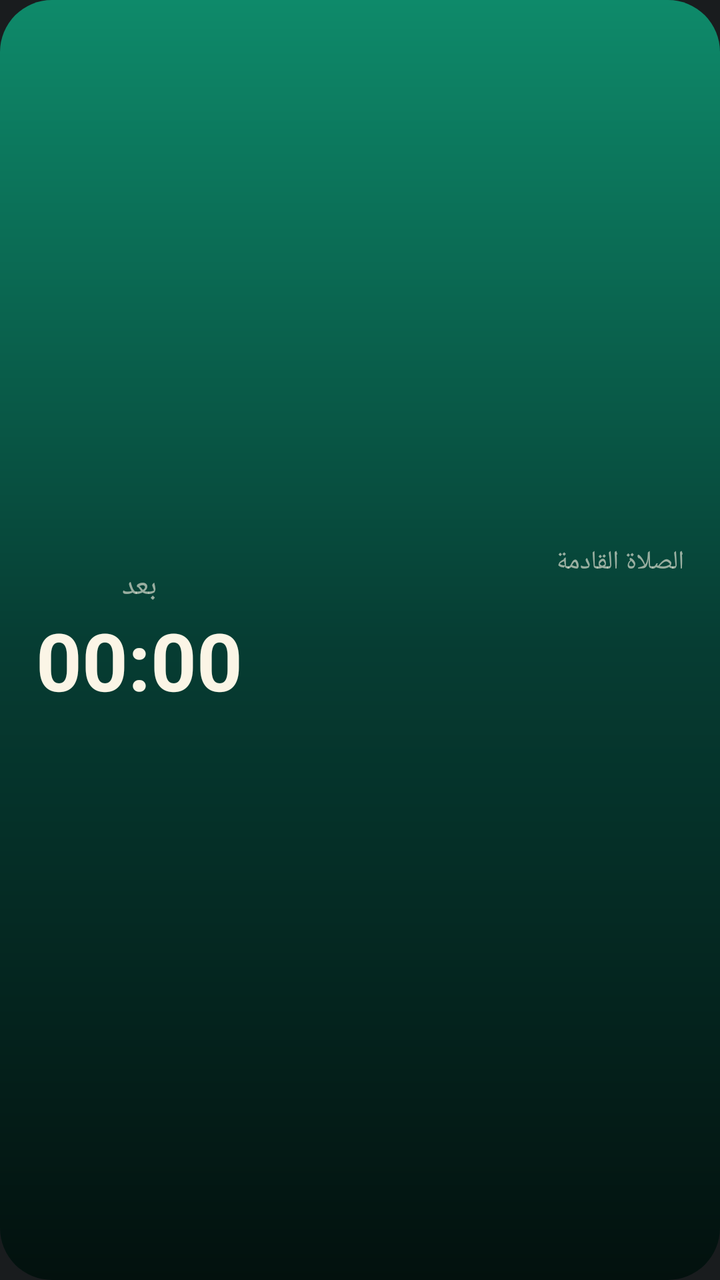
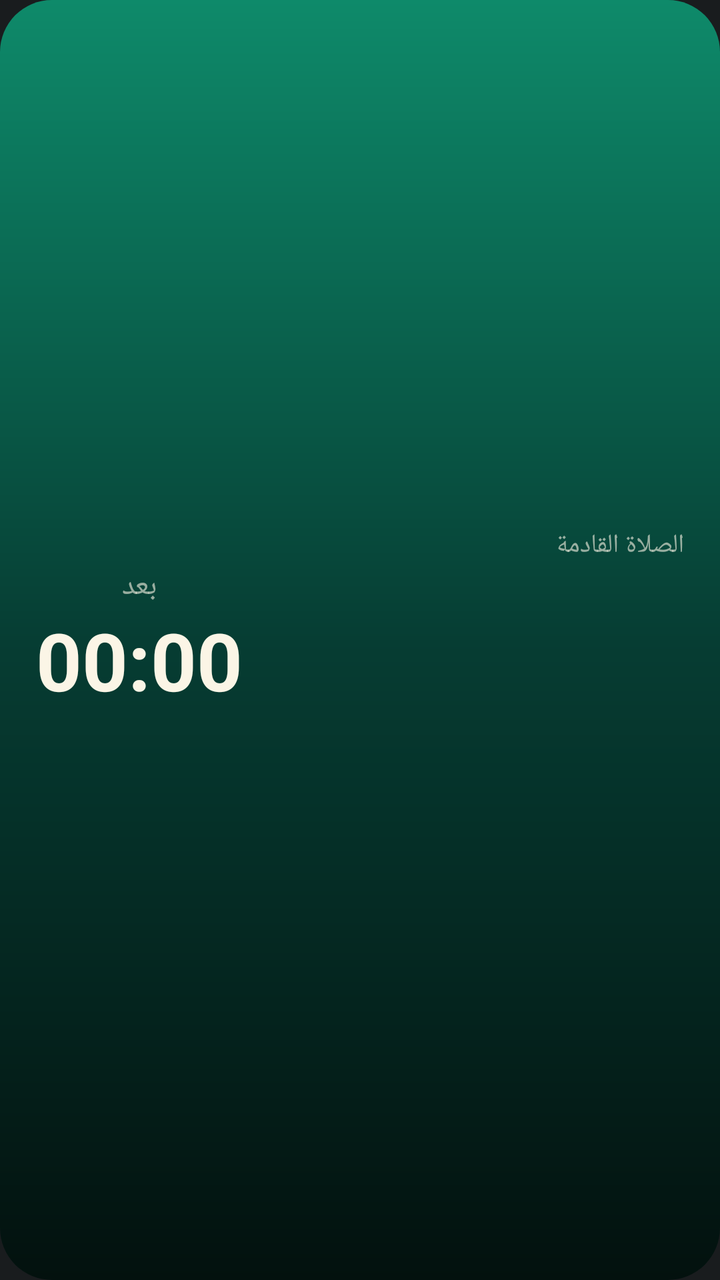

The first picture is an Android layout as it rendered before a commit; the second is the same layout after the commit. The layout source and the unified diff follow.
<!-- AndroidManifest.xml: application theme android:Theme.DeviceDefault.NoActionBar -->
<!-- res/layout/widget_next.xml -->
<?xml version="1.0" encoding="utf-8"?>
<LinearLayout xmlns:android="http://schemas.android.com/apk/res/android"
    android:id="@+id/root"
    android:layout_width="match_parent"
    android:layout_height="match_parent"
    android:background="@drawable/bg_dhuhr"
    android:gravity="center_vertical"
    android:layoutDirection="rtl"
    android:orientation="horizontal"
    android:paddingStart="18dp"
    android:paddingEnd="18dp"
    android:paddingTop="8dp"
    android:paddingBottom="8dp">
    <LinearLayout
        android:layout_width="0dp"
        android:layout_height="wrap_content"
        android:layout_weight="1"
        android:orientation="vertical">
        <TextView
            android:id="@+id/next_label"
            android:layout_width="wrap_content"
            android:layout_height="wrap_content"
            android:text="الصلاة القادمة"
            android:textColor="@color/dim"
            android:textSize="13sp" />
        <TextView
            android:id="@+id/next_name"
            android:layout_width="wrap_content"
            android:layout_height="wrap_content"
            android:textColor="@color/gold"
            android:textSize="44sp"
            android:textStyle="bold"
            android:maxLines="1"
            android:includeFontPadding="false" />
        <TextView
            android:id="@+id/next_time"
            android:layout_width="wrap_content"
            android:layout_height="wrap_content"
            android:textColor="@color/ivory"
            android:textSize="20sp"
            android:textStyle="bold" />
    </LinearLayout>
    <LinearLayout
        android:layout_width="wrap_content"
        android:layout_height="wrap_content"
        android:gravity="center"
        android:orientation="vertical">
        <TextView
            android:layout_width="wrap_content"
            android:layout_height="wrap_content"
            android:text="بعد"
            android:textColor="@color/dim"
            android:textSize="15sp" />
        <Chronometer
            android:id="@+id/countdown"
            android:layout_width="wrap_content"
            android:layout_height="wrap_content"
            android:countDown="true"
            android:textColor="@color/ivory"
            android:textSize="40sp"
            android:textStyle="bold"
            android:layoutDirection="ltr" />
    </LinearLayout>
</LinearLayout>
<!-- resources referenced by this layout -->
<resources>
  <color name="dim">#99FBF5E6</color>
  <color name="gold">#F2CF7A</color>
  <color name="ivory">#FBF5E6</color>
  <!-- drawable bg_dhuhr (drawable) -->
  <?xml version="1.0" encoding="utf-8"?>
  <shape xmlns:android="http://schemas.android.com/apk/res/android" android:shape="rectangle">
      <gradient android:type="linear" android:angle="270" android:startColor="#0E8A6A" android:centerColor="#063D33" android:endColor="#03110E" />
      <corners android:radius="26dp" />
  </shape>
</resources>

<!-- the commit's change to res/layout/widget_next.xml (unified diff, before → after) -->
@@ -39,6 +39,14 @@
             android:textColor="@color/ivory"
             android:textSize="20sp"
             android:textStyle="bold" />
+        <TextView
+            android:id="@+id/city"
+            android:layout_width="wrap_content"
+            android:layout_height="wrap_content"
+            android:maxLines="1"
+            android:ellipsize="end"
+            android:textColor="@color/dim"
+            android:textSize="12sp" />
     </LinearLayout>
     <LinearLayout
         android:layout_width="wrap_content"
